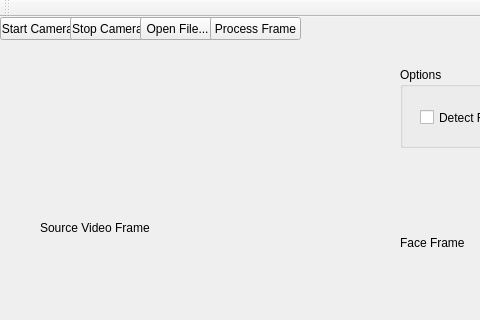
Above: FaceDetection_v2/mainwindow.ui from ashwin9209/Facex before the change; both pictures show x 0 to 480 and y 0 to 320 of the 965 by 672 pixel window. Below: the same form after it.
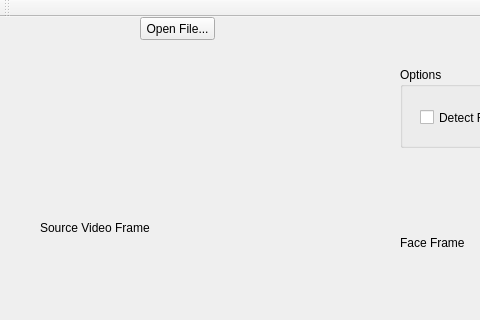
That is the form after the change.

The edit to the form file:
```diff
--- a/FaceDetection_v2/mainwindow.ui
+++ b/FaceDetection_v2/mainwindow.ui
@@ -14,32 +14,6 @@
    <string>MainWindow</string>
   </property>
   <widget class="QWidget" name="centralWidget">
-   <widget class="QPushButton" name="actionStart">
-    <property name="geometry">
-     <rect>
-      <x>0</x>
-      <y>0</y>
-      <width>75</width>
-      <height>23</height>
-     </rect>
-    </property>
-    <property name="text">
-     <string>Start Camera</string>
-    </property>
-   </widget>
-   <widget class="QPushButton" name="actionStop">
-    <property name="geometry">
-     <rect>
-      <x>70</x>
-      <y>0</y>
-      <width>75</width>
-      <height>23</height>
-     </rect>
-    </property>
-    <property name="text">
-     <string>Stop Camera</string>
-    </property>
-   </widget>
    <widget class="QPushButton" name="actionLoadVideo">
     <property name="geometry">
      <rect>
@@ -118,19 +92,6 @@
      </property>
     </widget>
    </widget>
-   <widget class="QPushButton" name="btnProcessFrame">
-    <property name="geometry">
-     <rect>
-      <x>210</x>
-      <y>0</y>
-      <width>91</width>
-      <height>23</height>
-     </rect>
-    </property>
-    <property name="text">
-     <string>Process Frame</string>
-    </property>
-   </widget>
    <widget class="QLabel" name="lblProcessFaceFrame">
     <property name="geometry">
      <rect>
```
